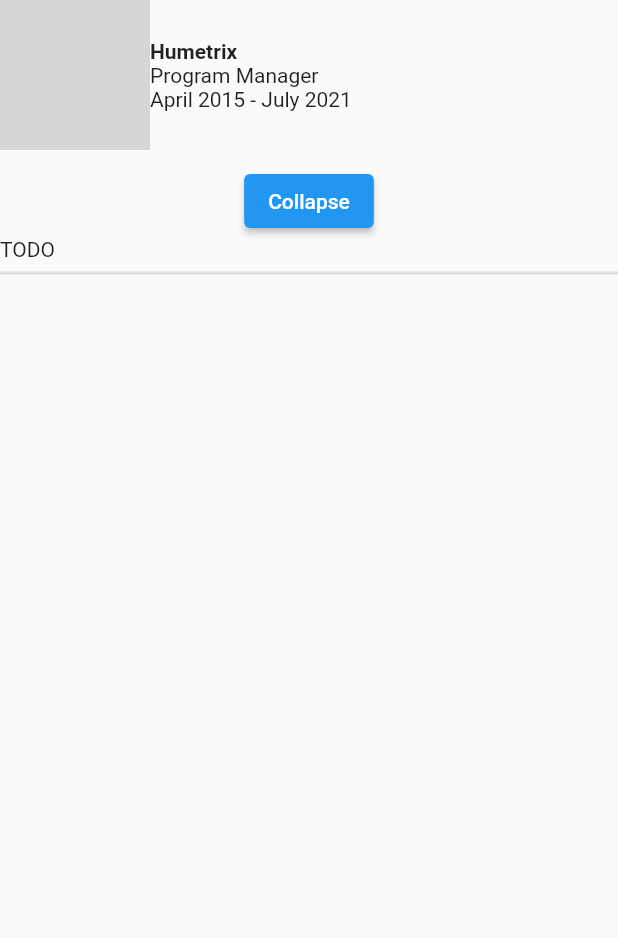
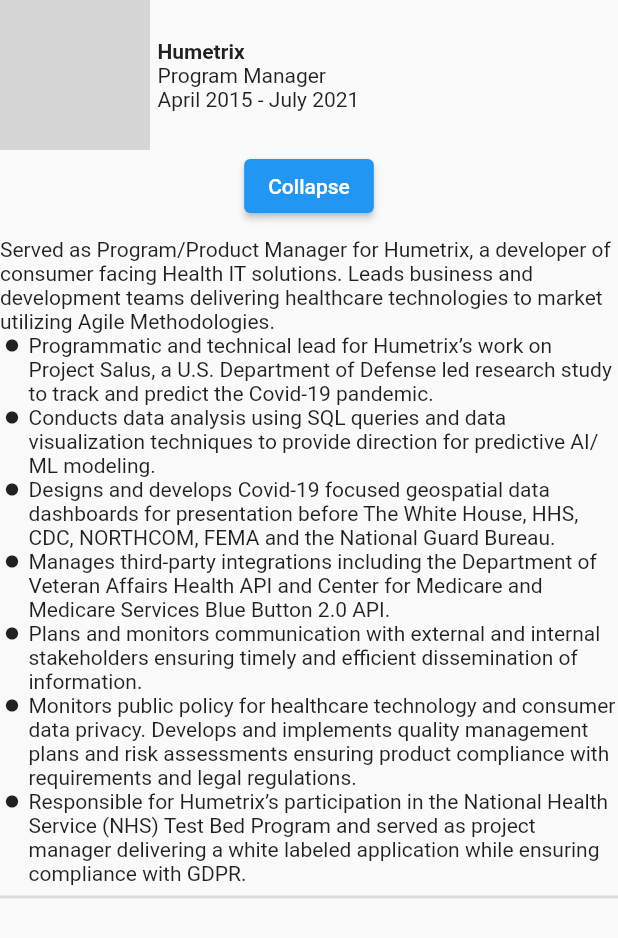
Before and after one commit to TravisBalou/tyats_web, a Flutter app: the ResumeItem widget shown alone on an empty page, opened directly, after a tap on "Details", on a phone screen of 412 x 824 dp. Shown: the top 938 px of the screen. Run offline on Flutter 3.47's test engine with Material 2 defaults, Android fonts, the phone set to English and light mode, and no system bars; our stand-ins replace font_awesome_flutter; missing offline and left inert: dart:html; grey boxes are pictures that could not be loaded.

Commit message:
resume logos added. resume entries updated.

```diff
--- a/lib/ui/home_screen.dart
+++ b/lib/ui/home_screen.dart
@@ -27,7 +27,10 @@
   @override
   Widget build(BuildContext context) {
     double _phoneHeight = MediaQuery.of(context).size.height * 0.8;
-    double _phoneWidth = MediaQuery.of(context).size.width * 0.5;
+    // double _phoneWidth = MediaQuery.of(context).size.width * 0.5;
+    // print(_phoneWidth);
+    double _phoneWidth =
+        _setPhoneWidth(MediaQuery.of(context).size.width * 0.5);
     print(_phoneWidth);
 
     PhoneSize _phoneSize = PhoneSize(width: _phoneWidth, height: _phoneHeight);
@@ -41,7 +44,7 @@
         child: Center(
           child: Container(
             height: 812,
-            width: _setPhoneWidth(_phoneWidth),
+            width: _phoneWidth,
             clipBehavior: Clip.none,
             decoration: ShapeDecoration(
               color: Colors.white,
@@ -105,7 +108,7 @@
   }
 
   double _setPhoneWidth(double currentWidth) {
-    return currentWidth > 366 ? currentWidth : 366;
+    return currentWidth > 400 ? currentWidth : 400;
   }
 
   Widget hamburger(BuildContext context) {
--- /dev/null
+++ b/lib/ui/phone_body/resume/resume_detail_entries.dart
@@ -0,0 +1,78 @@
+import 'package:flutter/material.dart';
+import 'package:tyats_web/ui/phone_body/resume/resume_item.dart';
+
+class ResumeEntries extends StatelessWidget {
+  const ResumeEntries({Key? key, required this.resumeEntry}) : super(key: key);
+
+  final ResumeEntry resumeEntry;
+  @override
+  Widget build(BuildContext context) {
+    switch (resumeEntry) {
+      case ResumeEntry.humetrix:
+        return Column(
+          children: [
+            Text(
+                'Served as Program/Product Manager for Humetrix, a developer of consumer facing Health IT solutions. Leads business and development teams delivering healthcare technologies to market utilizing Agile Methodologies.'),
+            bulletEntry(
+              context,
+              'Programmatic and technical lead for Humetrix’s work on Project Salus, a U.S. Department of Defense led research study to track and predict the Covid-19 pandemic.',
+            ),
+            bulletEntry(
+              context,
+              'Conducts data analysis using SQL queries and data visualization techniques to provide direction for predictive AI/ML modeling.',
+            ),
+            bulletEntry(
+              context,
+              'Designs and develops Covid-19 focused geospatial data dashboards for presentation before The White House, HHS, CDC, NORTHCOM, FEMA and the National Guard Bureau.',
+            ),
+            bulletEntry(
+              context,
+              'Manages third-party integrations including the Department of Veteran Affairs Health API and Center for Medicare and Medicare Services Blue Button 2.0 API.',
+            ),
+            bulletEntry(
+              context,
+              'Plans and monitors communication with external and internal stakeholders ensuring timely and efficient dissemination of information.',
+            ),
+            bulletEntry(
+              context,
+              'Monitors public policy for healthcare technology and consumer data privacy. Develops and implements quality management plans and risk assessments ensuring product compliance with requirements and legal regulations.',
+            ),
+            bulletEntry(
+              context,
+              'Responsible for Humetrix’s participation in the National Health Service (NHS) Test Bed Program and served as project manager delivering a white labeled application while ensuring compliance with GDPR.',
+            ),
+          ],
+        );
+      case ResumeEntry.balou:
+        return Text(
+            'Serves as COO for Balou, a marketing platform designed to drive attendee engagement at conferences and tradeshows. Balou’s SaaS platforms are offered as stand-alone products or integrating to existing show management solutions. Leads the platform’s design and architecture. Developed the Balou iOS app and Android app.');
+      case ResumeEntry.vanScoyoc:
+        return Text(
+            'Assisted the Defense Group of this government affairs firm by submitting research and analysis of industry opportunities. Responsible for new client research and initial introductions.');
+      case ResumeEntry.susanDavis:
+        return Text(
+            'Responsibilities included answering constituent’s calls and directing matters to appropriate parties for responses, distributing information to the public, and performing other tasks that were assigned.');
+    }
+  }
+
+  Widget bulletEntry(BuildContext context, String lineEntry) {
+    return Row(
+      crossAxisAlignment: CrossAxisAlignment.start,
+      children: [
+        Padding(
+          padding: const EdgeInsets.all(3),
+          child: Icon(
+            Icons.circle,
+            size: 10,
+          ),
+        ),
+        SizedBox(
+          width: 3,
+        ),
+        Expanded(
+          child: Text(lineEntry),
+        ),
+      ],
+    );
+  }
+}
--- a/lib/ui/phone_body/resume/resume_item.dart
+++ b/lib/ui/phone_body/resume/resume_item.dart
@@ -1,4 +1,5 @@
 import 'package:flutter/material.dart';
+import 'package:tyats_web/ui/phone_body/resume/resume_detail_entries.dart';
 import 'package:tyats_web/utilities/expanded_setion.dart';
 
 enum ResumeEntry {
@@ -27,11 +28,13 @@
         return buildResumeItem(
           context: context,
           company: 'Humetrix',
-          logoName: 'TODO',
+          logoName: 'hum_logo.jpg',
           title: 'Program Manager',
           startDate: 'April 2015',
           endDate: 'July 2021',
-          details: 'TODO',
+          details: ResumeEntries(
+            resumeEntry: ResumeEntry.humetrix,
+          ),
           webURL: 'TODO',
         );
         break;
@@ -39,11 +42,13 @@
         return buildResumeItem(
           context: context,
           company: 'Balou',
-          logoName: 'TODO',
+          logoName: 'balou_logo.png',
           title: 'Co-Founder, COO',
           startDate: 'May 2018',
           endDate: 'Present',
-          details: 'TODO',
+          details: ResumeEntries(
+            resumeEntry: ResumeEntry.balou,
+          ),
           webURL: 'TODO',
         );
         break;
@@ -51,11 +56,13 @@
         return buildResumeItem(
           context: context,
           company: 'Van Scoyoc Associates',
-          logoName: 'TODO',
+          logoName: 'vsa-logo.png',
           title: 'Intern',
           startDate: 'June 2012',
           endDate: 'August 2012',
-          details: 'TODO',
+          details: ResumeEntries(
+            resumeEntry: ResumeEntry.vanScoyoc,
+          ),
           webURL: 'TODO',
         );
         break;
@@ -63,11 +70,13 @@
         return buildResumeItem(
           context: context,
           company: 'U.S Congresswoman Susan Davis',
-          logoName: 'TODO',
+          logoName: 'hous_logo.png',
           title: 'Congressional Intern',
           startDate: 'January 2012',
           endDate: 'June 2012',
-          details: 'TODO',
+          details: ResumeEntries(
+            resumeEntry: ResumeEntry.susanDavis,
+          ),
           webURL: 'TODO',
         );
         break;
@@ -81,7 +90,7 @@
     required String title,
     required String startDate,
     required String endDate,
-    required String details,
+    required Widget details,
     required String webURL,
   }) {
     return Column(
@@ -92,11 +101,15 @@
           mainAxisAlignment: MainAxisAlignment.start,
           children: [
             SizedBox(
-                height: 100,
-                width: 100,
-                child: Image.asset(
-                  'headshot.jpeg',
-                )),
+              height: 100,
+              width: 100,
+              child: Image.asset(
+                logoName,
+              ),
+            ),
+            SizedBox(
+              width: 5,
+            ),
             Column(
               //mainAxisAlignment: MainAxisAlignment.start,
               crossAxisAlignment: CrossAxisAlignment.start,
@@ -118,7 +131,7 @@
           ],
         ),
         SizedBox(
-          height: 10,
+          height: 0,
         ),
         ElevatedButton(
           onPressed: () {
@@ -130,13 +143,14 @@
             _showExpanded ? 'Collapse' : 'Details',
           ),
         ),
+        SizedBox(
+          height: 10,
+        ),
         ExpandedSection(
           expand: _showExpanded,
           child: Column(
             children: [
-              Text(
-                details,
-              ),
+              details,
             ],
           ),
         ),
```
Also changed, not shown: assets/balou_logo.png (added), assets/hous_logo.png (added), assets/hum_logo.jpg (added), assets/vsa-logo.png (added).
